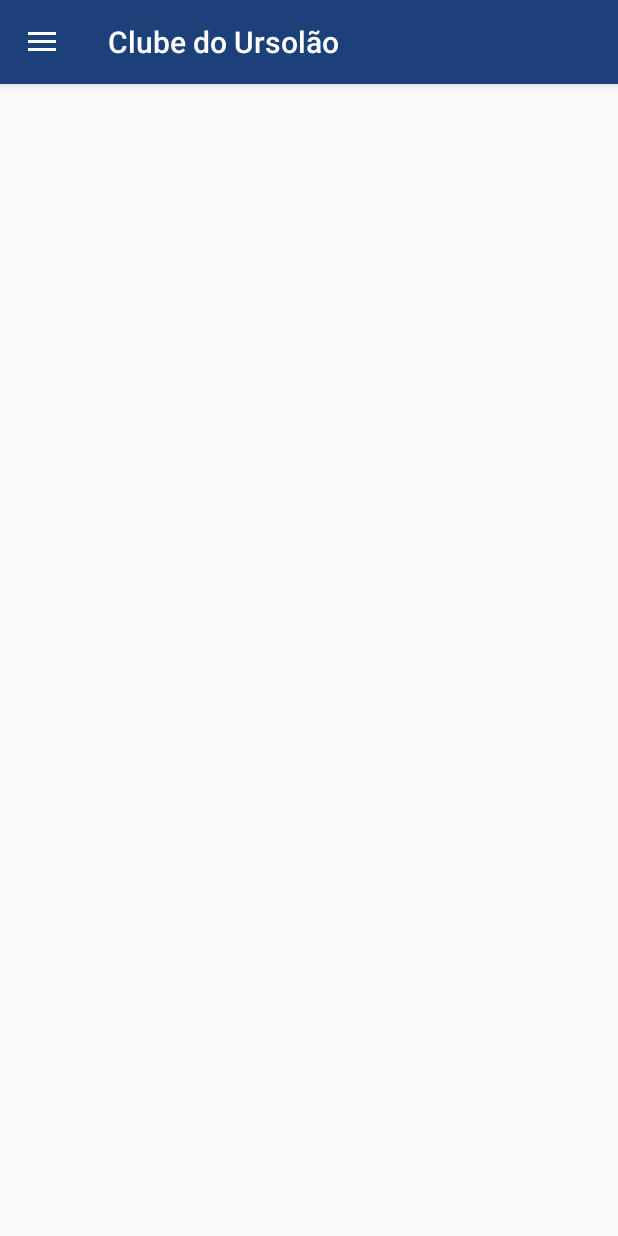
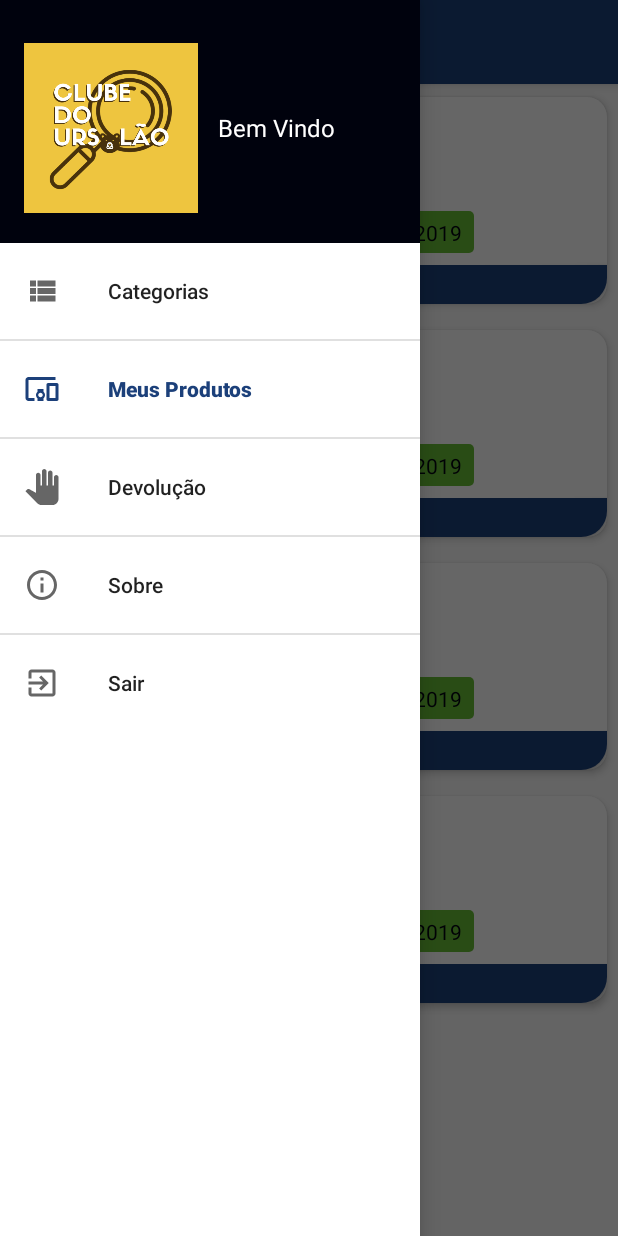
Before and after one commit to arthurproducer/ClubedoUrsolao, an Android app: the MainActivity screen opened directly, with no data from a screen before it, in the side drawer, after a tap on "Devolução", on a phone screen of 412 x 824 dp. Run offline under Robolectric (Android 15) with nearby library versions, the phone set to English and light mode, and no system bars; our stand-ins replace navigation-ui; libraries missing offline, so code that uses them is left out: org.parceler.

Commit message:
NavigationDrawer with NavigationHost

```diff
--- a/app/build.gradle
+++ b/app/build.gradle
@@ -31,6 +31,7 @@ android {
 }
 
 dependencies {
+
     implementation fileTree(dir: 'libs', include: ['*.jar'])
     implementation "org.jetbrains.kotlin:kotlin-stdlib-jdk7:$version_kotlin"
     implementation 'androidx.appcompat:appcompat:1.1.0'
@@ -89,4 +90,9 @@ dependencies {
     implementation "android.arch.navigation:navigation-ui-ktx:$version_navigation"
     implementation 'androidx.legacy:legacy-support-v4:1.0.0'
 
+
+    //Another option for implementation of the Navigation
+//    implementation 'androidx.drawerlayout:drawerlayout:1.0.0'
+//    implementation 'androidx.navigation:navigation-ui-ktx:2.0.0'
+//    implementation 'androidx.navigation:navigation-fragment-ktx:2.0.0'
 }
--- a/app/src/main/java/br/com/arthur/clubedoursolao/MainActivity.kt
+++ b/app/src/main/java/br/com/arthur/clubedoursolao/MainActivity.kt
@@ -5,7 +5,12 @@ import android.os.Bundle
 import android.view.MenuItem
 import androidx.appcompat.app.ActionBarDrawerToggle
 import androidx.core.view.GravityCompat
+import androidx.navigation.NavController
 import androidx.navigation.findNavController
+import androidx.navigation.ui.AppBarConfiguration
+import androidx.navigation.ui.navigateUp
+import androidx.navigation.ui.setupActionBarWithNavController
+import androidx.navigation.ui.setupWithNavController
 import br.com.arthur.clubedoursolao.view.list.MyProductFragment
 import com.google.android.material.navigation.NavigationView
 import kotlinx.android.synthetic.main.activity_main.*
@@ -18,36 +23,40 @@ import kotlinx.android.synthetic.main.toolbar.*
              drawerLayout, toolbar, R.string.navigation_drawer_open, R.string.navigation_drawer_close
          )
      }
+     private lateinit var appBarConfig: AppBarConfiguration
+     private lateinit var navController: NavController
 
      override fun onCreate(savedInstanceState: Bundle?) {
         super.onCreate(savedInstanceState)
         setContentView(R.layout.activity_main)
         setSupportActionBar(toolbar)
 
-        //Configurando o Navigation Menu
-        drawerLayout.addDrawerListener(drawerToggle)
-        drawerToggle.syncState()
+         val topLevelDestinations = setOf(
+             R.id.item_myProducts)
+         appBarConfig = AppBarConfiguration(topLevelDestinations,drawerLayout)
 
-        nav_view.setNavigationItemSelectedListener {menuItem ->
-            selectMenuOption(menuItem)
-            true
-        }
+         navController = findNavController(R.id.nav_host_fragment)
+         setupActionBarWithNavController(navController,appBarConfig)
+         nav_view.setupWithNavController(navController)
 
-         //trecho de código questionável implementação
-//         if(savedInstanceState == null){
-//             selectMenuOption(nav_view.menu.findItem(R.id.item_category))
-//            val fragment = MyProductFragment()
-//             supportFragmentManager.beginTransaction()
-//                 .add(R.id.myProductFragment,fragment,MyProductFragment.TAG)
-//                 .commit()
-//         }
-
+//        //Configurando o Navigation Menu
+//        drawerLayout.addDrawerListener(drawerToggle)
+//        drawerToggle.syncState()
+//
+//        nav_view.setNavigationItemSelectedListener {menuItem ->
+//            selectMenuOption(menuItem)
+//            true
+//        }
 
         //val navigationView = findViewById(R.id.nav_view) as NavigationView
         //val navHead = navigationView.getHeaderView(0)
         //navigationView.setNavigationItemSelectedListener(this)
 
     }
+
+     override fun onSupportNavigateUp(): Boolean {
+         return navController.navigateUp(appBarConfig) || super.onSupportNavigateUp()
+     }
 
      override fun onOptionsItemSelected(item: MenuItem): Boolean {
          when (item.itemId) {
@@ -75,9 +84,29 @@ import kotlinx.android.synthetic.main.toolbar.*
          drawerLayout.closeDrawers()
      }
 
+     override fun onBackPressed() {
+         if(drawerLayout.isDrawerOpen(GravityCompat.START)){
+             drawerLayout.closeDrawer(GravityCompat.START)
+         } else{
+             super.onBackPressed()
+         }
+     }
+
+
      fun logout(){
          //Tratar a volta para a tela e Login
          //deslogar User(pela API talvez?)
      }
 
+
+     //trecho de código questionável implementação
+//         if(savedInstanceState == null){
+//             selectMenuOption(nav_view.menu.findItem(R.id.item_category))
+//            val fragment = MyProductFragment()
+//             supportFragmentManager.beginTransaction()
+//                 .add(R.id.myProductFragment,fragment,MyProductFragment.TAG)
+//                 .commit()
+//         }
+
+
  }
--- a/app/src/main/res/layout/activity_main.xml
+++ b/app/src/main/res/layout/activity_main.xml
@@ -17,7 +17,7 @@
 
     <com.google.android.material.navigation.NavigationView
             android:id="@+id/nav_view"
-            android:background="@color/colorPrimary"
+            android:background="@color/colorTextSecundary"
             android:layout_width="wrap_content"
             android:layout_height="match_parent"
             android:layout_gravity="start"
--- a/app/src/main/res/layout/content_main.xml
+++ b/app/src/main/res/layout/content_main.xml
@@ -13,16 +13,14 @@
 
     </com.google.android.material.appbar.AppBarLayout>
 
-    <FrameLayout
+
+    <fragment
+            android:id="@+id/nav_host_fragment"
+            android:name="androidx.navigation.fragment.NavHostFragment"
             android:layout_width="match_parent"
-            android:layout_height="0dp"
-    android:id="@+id/content">
-        <fragment
-                android:id="@+id/myNavHostFragment"
-                android:name="androidx.navigation.fragment.NavHostFragment"
-                android:layout_width="match_parent"
-                android:layout_height="match_parent"
-                app:navGraph="@navigation/menu_navigation"
-                app:defaultNavHost="true"/>
-    </FrameLayout>
+            android:layout_height="match_parent"
+            app:layout_behavior="com.google.android.material.appbar.AppBarLayout$ScrollingViewBehavior"
+            app:navGraph="@navigation/menu_navigation"
+            app:defaultNavHost="true"/>
+
 </androidx.coordinatorlayout.widget.CoordinatorLayout>
--- a/app/src/main/res/menu/menu_main.xml
+++ b/app/src/main/res/menu/menu_main.xml
@@ -4,31 +4,35 @@
       xmlns:tools="http://schemas.android.com/tools"
       tools:showIn="navigation_view">
 
-    <group android:checkableBehavior="none">
+    <group android:id="@+id/category" android:checkableBehavior="none">
         <item
                 android:id="@+id/item_category"
                 android:icon="@drawable/ic_view_list"
-                android:title="Categorias" />
-        <item
+                android:title="@string/title_category" />
+    </group>
+    <group android:id="@+id/myProducts" android:checkableBehavior="none">
+    <item
                 android:id="@+id/item_myProducts"
                 android:icon="@drawable/ic_devices_other"
-                android:title="Meus Produtos" />
-        <item
+                android:title="@string/title_my_products" />
+    </group>
+    <group android:id="@+id/devolution" android:checkableBehavior="none">
+    <item
                 android:id="@+id/item_devolution"
                 android:icon="@drawable/ic_pan_tool"
-                android:title="Devolução" />
+                android:title="@string/title_devolution" />
     </group>
 
     <group android:id="@+id/about" android:checkableBehavior="none">
         <item
                 android:id="@+id/item_about"
                 android:icon="@drawable/ic_info_outline_white"
-                android:title="Sobre" />
+                android:title="@string/title_about" />
     </group>
     <group android:id="@+id/exit" android:checkableBehavior="none">
         <item
                 android:id="@+id/item_sair"
                 android:icon="@drawable/ic_exit_to_app_white"
-                android:title="Sair" />
+                android:title="@string/title_exit" />
     </group>
 </menu>
--- a/app/src/main/res/navigation/menu_navigation.xml
+++ b/app/src/main/res/navigation/menu_navigation.xml
@@ -1,12 +1,13 @@
 <?xml version="1.0" encoding="utf-8"?>
 <navigation xmlns:android="http://schemas.android.com/apk/res/android"
             xmlns:app="http://schemas.android.com/apk/res-auto"
-            xmlns:tools="http://schemas.android.com/tools" android:id="@+id/menu_navigation"
-            app:startDestination="@id/mainActivityMenu">
+            xmlns:tools="http://schemas.android.com/tools"
+            android:id="@+id/menu_navigation"
+            app:startDestination="@id/item_myProducts"
+>
 
-    <activity android:id="@+id/mainActivityMenu" android:name="br.com.arthur.clubedoursolao.MainActivity"
-              android:label="activity_main" tools:layout="@layout/activity_main"/>
-    <fragment android:id="@+id/myProductFragment"
+    <fragment android:id="@id/item_myProducts"
               android:name="br.com.arthur.clubedoursolao.view.list.MyProductFragment"
-              android:label="fragment_my_product" tools:layout="@layout/fragment_my_product"/>
+              android:label="@string/title_my_products"
+              tools:layout="@layout/fragment_my_product"/>
 </navigation>
--- a/app/src/main/res/values/strings.xml
+++ b/app/src/main/res/values/strings.xml
@@ -19,5 +19,12 @@
     <string name="registerUserDescription">Tenha tudo sem ter nada! Não entendeu a frase conheça no app!</string>
     <string name="registerUser">Cadastrar</string>
 
+    <!-- Titles -->
+    <string name="title_category">Categorias</string>
+    <string name="title_my_products">Meus Produtos</string>
+    <string name="title_devolution">Devolução</string>
+    <string name="title_about">Sobre</string>
+    <string name="title_exit">Sair</string>
+
 
 </resources>
```
Also changed, not shown: app/src/main/res/navigation/navigation.xml (+4 -3 lines).
